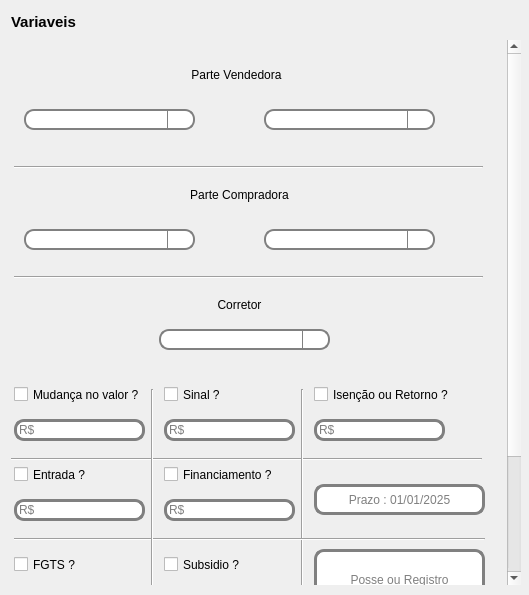
Qt form front/ui/pages/compra_venda/compra_venda.ui (tiagodsg1/gerador_contratos) before a commit.
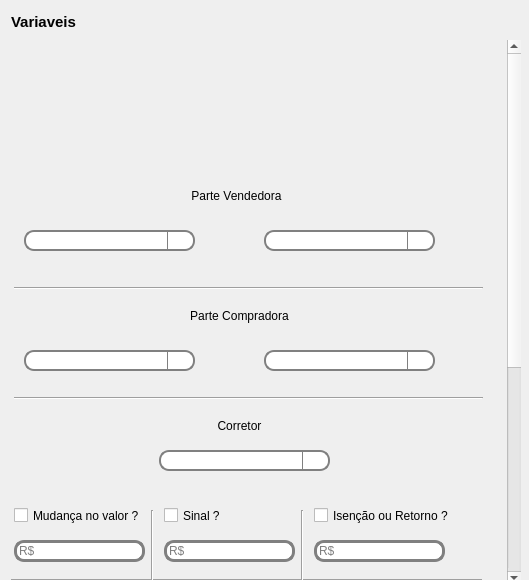
The same form after that commit. Icons and pictures are not drawn.

Diff of the .ui file:
```diff
--- a/front/ui/pages/compra_venda/compra_venda.ui
+++ b/front/ui/pages/compra_venda/compra_venda.ui
@@ -7,7 +7,7 @@
     <x>0</x>
     <y>0</y>
     <width>529</width>
-    <height>595</height>
+    <height>580</height>
    </rect>
   </property>
   <property name="windowTitle">
@@ -102,15 +102,15 @@
     <property name="geometry">
      <rect>
       <x>0</x>
-      <y>0</y>
+      <y>-355</y>
       <width>508</width>
-      <height>700</height>
+      <height>900</height>
      </rect>
     </property>
     <property name="minimumSize">
      <size>
       <width>0</width>
-      <height>700</height>
+      <height>900</height>
      </size>
     </property>
     <property name="maximumSize">
@@ -131,13 +131,13 @@
        <property name="minimumSize">
         <size>
          <width>511</width>
-         <height>721</height>
+         <height>800</height>
         </size>
        </property>
        <property name="maximumSize">
         <size>
          <width>511</width>
-         <height>721</height>
+         <height>640</height>
         </size>
        </property>
        <widget class="QComboBox" name="comboBox_3">
@@ -416,22 +416,6 @@
          <enum>Qt::Vertical</enum>
         </property>
        </widget>
-       <widget class="QLineEdit" name="lineEdit_17">
-        <property name="geometry">
-         <rect>
-          <x>315</x>
-          <y>500</y>
-          <width>171</width>
-          <height>61</height>
-         </rect>
-        </property>
-        <property name="alignment">
-         <set>Qt::AlignCenter</set>
-        </property>
-        <property name="placeholderText">
-         <string>Posse ou Registro</string>
-        </property>
-       </widget>
        <widget class="QCheckBox" name="checkBox_6">
         <property name="geometry">
          <rect>
```
Left out of the diff: 102 changed lines with no effect on the pictures.
